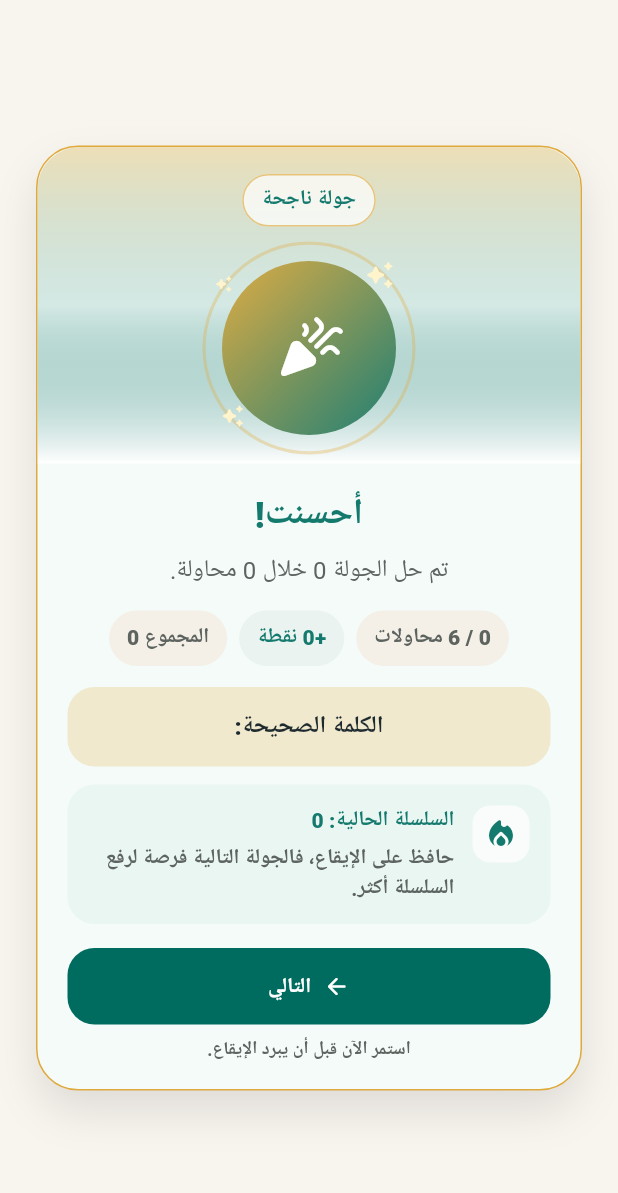
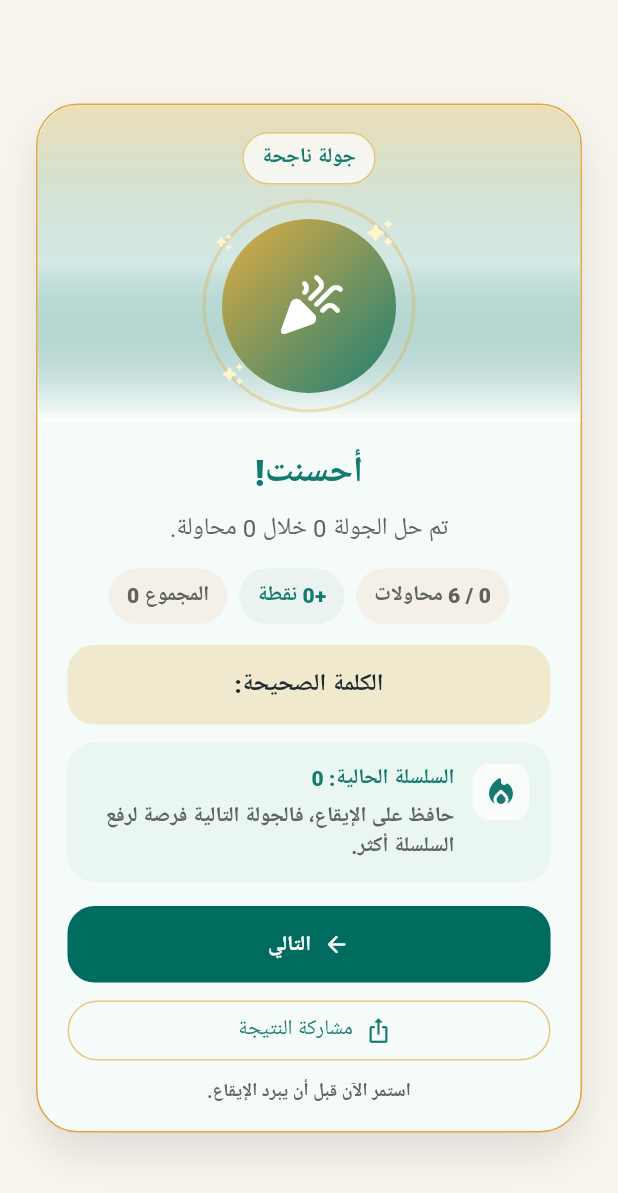
Before and after one commit to abdallah-gaber/arabic-wordly, a Flutter app: the _RoundResultDialog widget shown alone on an empty page, opened directly with empty values, on a phone screen of 412 x 824 dp. Shown: the top 1193 px of the screen. Run offline on Flutter 3.47's test engine with Material 3 defaults, Android fonts, the phone set to English and light mode, and no system bars; our stand-ins replace flutter_riverpod, google_fonts, share_plus, shared_preferences; accounts and stored records are empty; Roboto replaces fonts that are missing (Cairo).

Commit message:
feat: S1 share results grid

```diff
--- a/lib/features/game/presentation/game_screen/screen_dialogs.dart
+++ b/lib/features/game/presentation/game_screen/screen_dialogs.dart
@@ -1,9 +1,10 @@
 part of 'package:arabic_wordly/features/game/presentation/game_screen.dart';
 
 class _RoundResultDialog extends StatelessWidget {
-  const _RoundResultDialog({required this.result});
+  const _RoundResultDialog({required this.result, required this.session});
 
   final RoundResult result;
+  final GameSession session;
 
   @override
   Widget build(BuildContext context) {
@@ -153,6 +154,29 @@ class _RoundResultDialog extends StatelessWidget {
                                 ),
                                 label: Text(
                                   isWin ? 'التالي' : 'جرب لغزاً جديداً',
+                                ),
+                              ),
+                            ),
+                            const SizedBox(height: 8),
+                            SizedBox(
+                              width: double.infinity,
+                              child: OutlinedButton.icon(
+                                onPressed: () async {
+                                  final text = ShareResultFormatter.formatCompletedRound(
+                                    track: GameTrack.endless,
+                                    mode: session.mode,
+                                    answer: session.answer,
+                                    guesses: session.guesses,
+                                  );
+                                  final box = context.findRenderObject() as RenderBox?;
+                                  final rect = box != null ? box.localToGlobal(Offset.zero) & box.size : null;
+                                  await Share.share(text, sharePositionOrigin: rect);
+                                },
+                                icon: const Icon(Icons.ios_share_rounded),
+                                label: const Text('مشاركة النتيجة'),
+                                style: OutlinedButton.styleFrom(
+                                  side: BorderSide(color: accent.withValues(alpha: 0.65)),
+                                  foregroundColor: color,
                                 ),
                               ),
                             ),
--- a/pubspec.yaml
+++ b/pubspec.yaml
@@ -38,6 +38,7 @@ dependencies:
   flutter_riverpod: ^3.3.1
   shared_preferences: ^2.5.5
   google_fonts: ^8.0.2
+  share_plus: ^10.1.2
 
 dev_dependencies:
   flutter_test:
```
Also changed, not shown: lib/features/game/presentation/game_screen.dart (+8 -3 lines), 2 other files.
